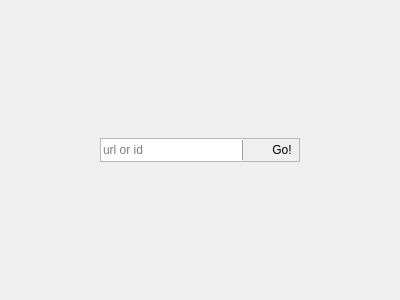
Old version of the form youtube.ui in the repository milohr/babe-qt.
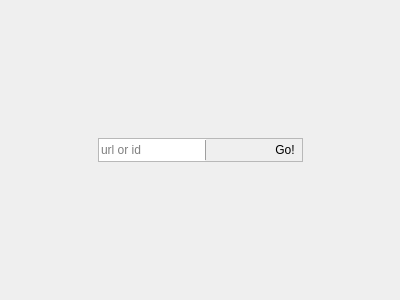
New version of the form.

```diff
--- a/youtube.ui
+++ b/youtube.ui
@@ -128,6 +128,19 @@
         </property>
        </widget>
       </item>
+      <item>
+       <spacer name="horizontalSpacer_3">
+        <property name="orientation">
+         <enum>Qt::Horizontal</enum>
+        </property>
+        <property name="sizeHint" stdset="0">
+         <size>
+          <width>40</width>
+          <height>20</height>
+         </size>
+        </property>
+       </spacer>
+      </item>
       <item>
        <widget class="QLabel" name="label">
         <property name="minimumSize">
```
